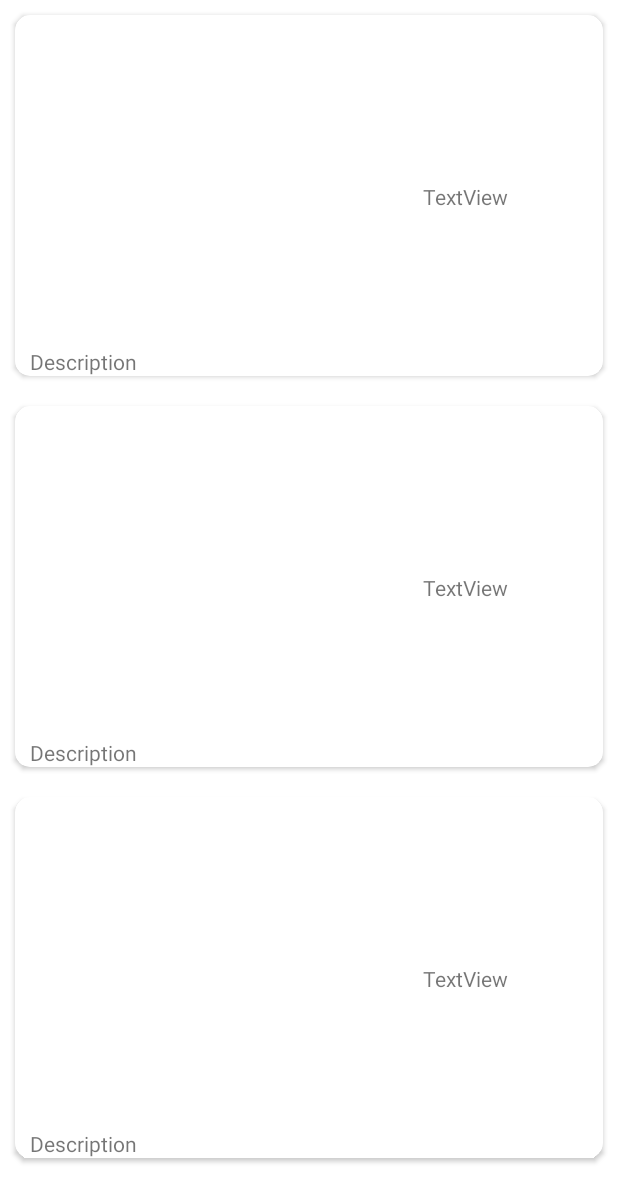
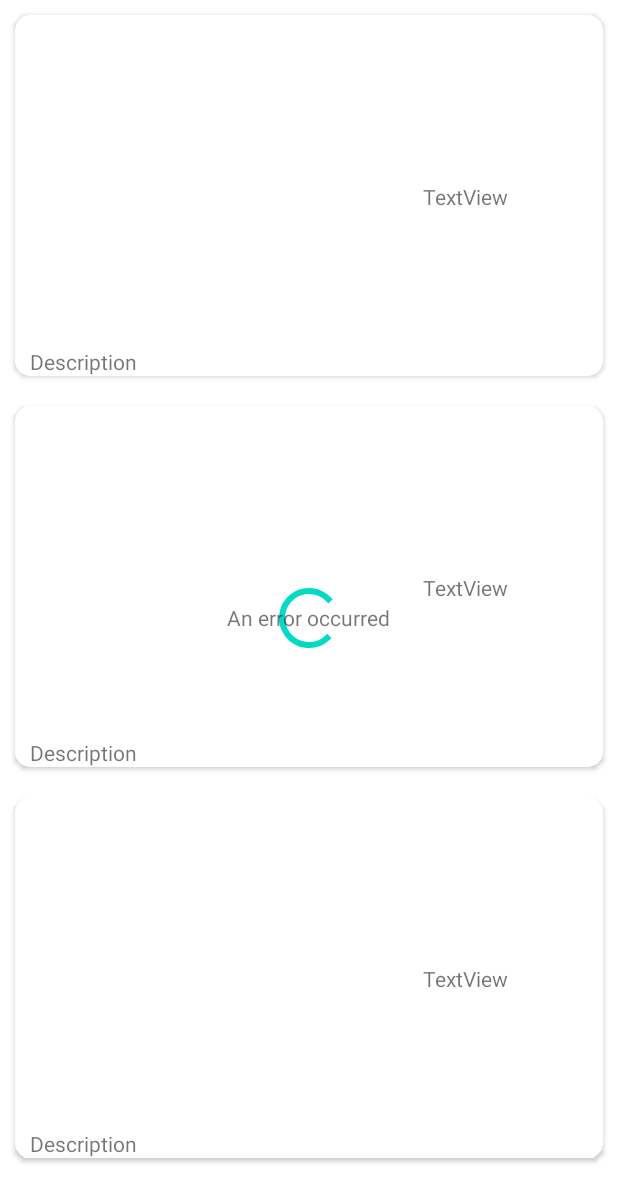
Before and after one commit to Lilytreasure/NewsFlash, an Android app: the layout fragment_general.xml on its own in the app's theme, with its tools: preview values and no code run, on a phone screen of 412 x 824 dp. Shown: the top 1202 px of the screen. Run offline under Robolectric (Android 15) with nearby library versions, the phone set to English and light mode, and no system bars.

```diff
--- a/app/src/main/java/com/example/newsflash/data/NewsList.kt
+++ b/app/src/main/java/com/example/newsflash/data/NewsList.kt
@@ -1,4 +1,7 @@
 package com.example.newsflash.data
+
+import androidx.room.Entity
+
 
  data class NewsList (
      val status: String,
--- a/app/src/main/java/com/example/newsflash/features/newslist/adapters/CustomAdapter.kt
+++ b/app/src/main/java/com/example/newsflash/features/newslist/adapters/CustomAdapter.kt
@@ -7,7 +7,6 @@ import androidx.recyclerview.widget.ListAdapter
 import androidx.recyclerview.widget.RecyclerView
 import com.bumptech.glide.Glide
 import com.example.newsflash.data.ArticlesList
-import com.example.newsflash.data.NewsList
 import com.example.newsflash.databinding.ListItemsBinding
 
 class CustomAdapter:ListAdapter<ArticlesList ,CustomAdapter.NewsViewHolder> (NewsListComparator()){
@@ -44,12 +43,12 @@ class CustomAdapter:ListAdapter<ArticlesList ,CustomAdapter.NewsViewHolder> (New
         fun bind(articleList:  ArticlesList){
             binding.apply {
 
-                textDescription.text=articleList.description
+                textDescription.text= articleList.description
                // textAuthor.text=source.name
 
 
                 //maPing the image on the imageView using Glide
-                val url:String=articleList.urlToImage
+                val url=articleList.url
                 Glide.with(itemView)
                     .load(url)
                     .into(imageView)
--- a/app/src/main/res/layout/fragment_general.xml
+++ b/app/src/main/res/layout/fragment_general.xml
@@ -1,9 +1,13 @@
 <?xml version="1.0" encoding="utf-8"?>
-<androidx.coordinatorlayout.widget.CoordinatorLayout xmlns:android="http://schemas.android.com/apk/res/android"
+<RelativeLayout xmlns:android="http://schemas.android.com/apk/res/android"
     xmlns:app="http://schemas.android.com/apk/res-auto"
     xmlns:tools="http://schemas.android.com/tools"
     android:layout_width="match_parent"
     android:layout_height="match_parent">
+
+
+
+
     <androidx.recyclerview.widget.RecyclerView
         android:id="@+id/recyclerGeneral"
         android:layout_width="match_parent"
@@ -12,4 +16,26 @@
     </androidx.recyclerview.widget.RecyclerView>
 
 
-</androidx.coordinatorlayout.widget.CoordinatorLayout>
+    <ProgressBar
+        android:id="@+id/LoadProgress"
+        android:layout_width="wrap_content"
+        android:layout_height="wrap_content"
+        android:layout_centerInParent="true"
+        android:visibility="invisible"
+        tools:visibility="visible">
+    </ProgressBar>
+
+    <TextView
+        android:id="@+id/TextError"
+        android:layout_width="wrap_content"
+        android:layout_height="wrap_content"
+        android:text="An error occurred"
+        android:layout_centerInParent="true"
+        android:visibility="invisible"
+        tools:visibility="visible">
+
+    </TextView>
+
+
+
+</RelativeLayout>
```
Also changed, not shown: app/src/main/java/com/example/newsflash/api/NewsListApi.kt (+4 -3 lines), app/src/main/java/com/example/newsflash/api/RetrofitHelper.kt (deleted, +0 -18 lines), app/src/main/java/com/example/newsflash/data/ArticlesList.kt (+6 -2 lines), app/src/main/java/com/example/newsflash/data/NewsDao.kt (added, +28 -0 lines), app/src/main/java/com/example/newsflash/data/NewsDatabase.kt (added, +12 -0 lines), app/src/main/java/com/example/newsflash/data/NewsModel.kt (added, +32 -0 lines), app/src/main/java/com/example/newsflash/data/NewsRepository.kt (added, +46 -0 lines), app/src/main/java/com/example/newsflash/di/AppModule.kt (+39 -28 lines), app/src/main/java/com/example/newsflash/features/newslist/NewsViewModel.kt (+36 -34 lines), app/src/main/java/com/example/newsflash/features/newslist/fragments/GeneralFragment.kt (+34 -19 lines), app/src/main/res/layout/activity_news.xml (+1 -15 lines).
